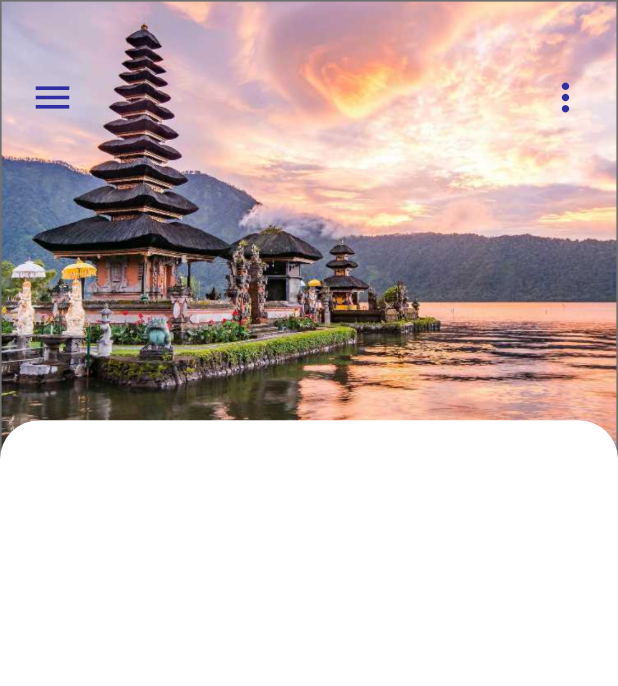
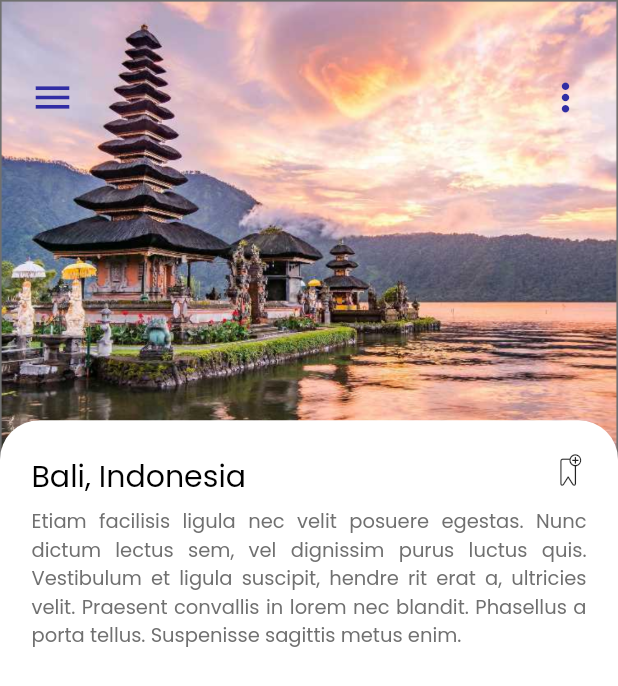
Before and after one commit to zulayqoh/TravelApp, a Flutter app: the screen it shows after launch, on a phone screen of 412 x 824 dp. Shown: the top 686 px of the screen. Run offline on Flutter 3.47's test engine with Material 2 defaults, Android fonts, the phone set to English and light mode, and no system bars; our stand-ins replace get.

Commit message:
added dummy detail data

```diff
--- a/lib/pages/detail_page.dart
+++ b/lib/pages/detail_page.dart
@@ -1,6 +1,8 @@
 import 'package:flutter/material.dart';
+import 'package:travel_app_sample/custom_icons_icons.dart';
 import 'package:travel_app_sample/utils/app_colors.dart';
 import 'package:travel_app_sample/utils/app_dimensions.dart';
+import 'package:travel_app_sample/widgets/app_text.dart';
 
 class DetailPage extends StatefulWidget {
   const DetailPage({Key? key}) : super(key: key);
@@ -54,6 +56,20 @@ class _DetailPageState extends State<DetailPage> {
                     borderRadius: BorderRadius.only(
                         topRight: Radius.circular(AppDimension.width25),
                         topLeft: Radius.circular(AppDimension.width25))),
+                child: Column(
+                  children: [
+                    Row(
+                      crossAxisAlignment: CrossAxisAlignment.start,
+                      mainAxisAlignment: MainAxisAlignment.spaceBetween,
+                      children: [
+                        AppText(text: 'Bali, Indonesia', size: 20, color: Colors.black,),
+                        Icon(CustomIcons.bookmark, size: 21),
+                      ],
+                    ),
+                    SizedBox(height: AppDimension.height5),
+                    AppText(text: 'Etiam facilisis ligula nec velit posuere egestas. Nunc dictum lectus sem, vel dignissim purus luctus quis. Vestibulum et ligula suscipit, hendre rit erat a, ultricies velit. Praesent convallis in lorem nec blandit. Phasellus a porta tellus. Suspenisse sagittis metus enim.', size: 13)
+                  ],
+                ),
               ),
             )
           ],
--- a/lib/widgets/app_text.dart
+++ b/lib/widgets/app_text.dart
@@ -22,6 +22,7 @@ class AppText extends StatelessWidget {
         fontSize: size == AppDimension.zero ? AppDimension.width10 : size,
         fontFamily: 'Poppins',
       ),
+      textAlign: TextAlign.justify,
     );
   }
 }
```
